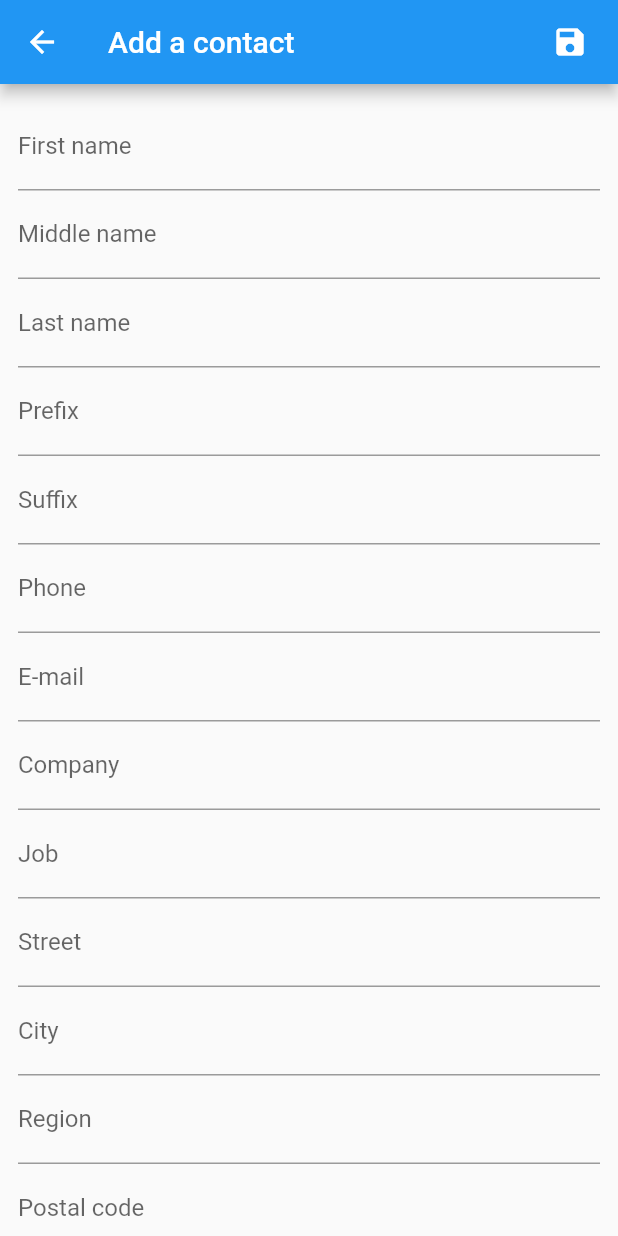
After one commit to fakhrymubarak/flutter-fundamental-features, a Flutter app: the AddContactPage screen opened directly, on a phone screen of 412 x 824 dp. The commit adds this screen. Run offline on Flutter 3.47's test engine with Material 2 defaults, Android fonts, the phone set to English and light mode, and no system bars; our stand-ins replace audioplayers, camera, contacts_service, flutter_local_notifications, flutter_screenutil, geolocator and 3 more; missing offline and left inert: flutter_sound, flutter_sound_platform_interface.

Commit message:
feat: contact access

```diff
--- a/lib/routes/routes.dart
+++ b/lib/routes/routes.dart
@@ -2,6 +2,7 @@ import 'package:get/get_navigation/src/routes/get_route.dart';
 import 'package:rpl_apps_flutter/routes/binding/camera_binding.dart';
 import 'package:rpl_apps_flutter/views/audio_page.dart';
 import 'package:rpl_apps_flutter/views/camera_page.dart';
+import 'package:rpl_apps_flutter/views/contact_page.dart';
 import 'package:rpl_apps_flutter/views/geo_locator_page.dart';
 import 'package:rpl_apps_flutter/views/home_page.dart';
 import 'package:rpl_apps_flutter/views/mic_page.dart';
@@ -27,6 +28,6 @@ class Routes {
           url: "https://filesamples.com/samples/audio/mp3/sample1.mp3"),
     ),
     GetPage(name: '/mic', page: () => const MicPage()),
-
+    GetPage(name: '/contact', page: () => const ContactListPage()),
   ];
 }
--- /dev/null
+++ b/lib/views/contact_page.dart
@@ -0,0 +1,459 @@
+import 'package:contacts_service/contacts_service.dart';
+import 'package:flutter/material.dart';
+import 'package:intl/intl.dart';
+
+class ContactListPage extends StatefulWidget {
+  const ContactListPage({Key? key}) : super(key: key);
+
+  @override
+  _ContactListPageState createState() => _ContactListPageState();
+}
+
+class _ContactListPageState extends State<ContactListPage> {
+  late List<Contact>? _contacts;
+
+  @override
+  void initState() {
+    refreshContacts();
+    super.initState();
+  }
+
+  Future<void> refreshContacts() async {
+    var contacts = (await ContactsService.getContacts(
+        withThumbnails: false, iOSLocalizedLabels: false));
+    setState(() {
+      _contacts = contacts;
+    });
+
+    for (final contact in contacts) {
+      ContactsService.getAvatar(contact).then((avatar) {
+        if (avatar == null) return;
+        setState(() => contact.avatar = avatar);
+      });
+    }
+  }
+
+  _openContactForm() async {
+    try {
+      var _ = await ContactsService.openContactForm(iOSLocalizedLabels: false);
+      refreshContacts();
+    } on FormOperationException catch (e) {
+      switch (e.errorCode) {
+        case FormOperationErrorCode.FORM_OPERATION_CANCELED:
+        case FormOperationErrorCode.FORM_COULD_NOT_BE_OPEN:
+        case FormOperationErrorCode.FORM_OPERATION_UNKNOWN_ERROR:
+        default:
+          print(e.errorCode);
+      }
+    }
+  }
+
+  @override
+  Widget build(BuildContext context) {
+    return Scaffold(
+      appBar: AppBar(
+        title: const Text(
+          'Contacts Plugin Example',
+        ),
+      ),
+      floatingActionButton: FloatingActionButton(
+        child: const Icon(Icons.add),
+        onPressed: _openContactForm,
+      ),
+      body: SafeArea(
+        child: _contacts == null
+            ? const Center(
+                child: CircularProgressIndicator(),
+              )
+            : ListView.builder(
+                itemCount: _contacts?.length ?? 0,
+                itemBuilder: (BuildContext context, int index) {
+                  Contact c = _contacts!.elementAt(index);
+                  return ListTile(
+                    onTap: () {
+                      Navigator.of(context).push(MaterialPageRoute(
+                          builder: (BuildContext context) => ContactDetailsPage(
+                                c,
+                                onContactDeviceSave:
+                                    contactOnDeviceHasBeenUpdated,
+                              )));
+                    },
+                    leading: (c.avatar != null && c.avatar!.isNotEmpty)
+                        ? CircleAvatar(backgroundImage: MemoryImage(c.avatar!))
+                        : CircleAvatar(child: Text(c.initials())),
+                    title: Text(c.displayName ?? ""),
+                  );
+                },
+              ),
+      ),
+    );
+  }
+
+  void contactOnDeviceHasBeenUpdated(Contact contact) {
+    setState(() {
+      var id = _contacts!.indexWhere((c) => c.identifier == contact.identifier);
+      _contacts![id] = contact;
+    });
+  }
+}
+
+class ContactDetailsPage extends StatelessWidget {
+  ContactDetailsPage(this._contact, {required this.onContactDeviceSave});
+
+  final Contact _contact;
+  final Function(Contact) onContactDeviceSave;
+
+  _openExistingContactOnDevice(BuildContext context) async {
+    try {
+      var contact = await ContactsService.openExistingContact(_contact,
+          iOSLocalizedLabels: false);
+      onContactDeviceSave(contact);
+      Navigator.of(context).pop();
+    } on FormOperationException catch (e) {
+      switch (e.errorCode) {
+        case FormOperationErrorCode.FORM_OPERATION_CANCELED:
+        case FormOperationErrorCode.FORM_COULD_NOT_BE_OPEN:
+        case FormOperationErrorCode.FORM_OPERATION_UNKNOWN_ERROR:
+        default:
+          print(e.toString());
+      }
+    }
+  }
+
+  @override
+  Widget build(BuildContext context) {
+    return Scaffold(
+      appBar: AppBar(
+        title: Text(_contact.displayName ?? ""),
+        actions: <Widget>[
+//          IconButton(
+//            icon: const Icon(Icons.share),
+//            onPressed: () => shareVCFCard(context, contact: _contact),
+//          ),
+          IconButton(
+            icon: const Icon(Icons.delete),
+            onPressed: () => ContactsService.deleteContact(_contact),
+          ),
+          IconButton(
+            icon: const Icon(Icons.update),
+            onPressed: () => Navigator.of(context).push(
+              MaterialPageRoute(
+                builder: (context) => UpdateContactsPage(
+                  contact: _contact,
+                ),
+              ),
+            ),
+          ),
+          IconButton(
+              icon: const Icon(Icons.edit),
+              onPressed: () => _openExistingContactOnDevice(context)),
+        ],
+      ),
+      body: SafeArea(
+        child: ListView(
+          children: <Widget>[
+            ListTile(
+              title: Text("Name"),
+              trailing: Text(_contact.givenName ?? ""),
+            ),
+            ListTile(
+              title: Text("Middle name"),
+              trailing: Text(_contact.middleName ?? ""),
+            ),
+            ListTile(
+              title: Text("Family name"),
+              trailing: Text(_contact.familyName ?? ""),
+            ),
+            ListTile(
+              title: Text("Prefix"),
+              trailing: Text(_contact.prefix ?? ""),
+            ),
+            ListTile(
+              title: Text("Suffix"),
+              trailing: Text(_contact.suffix ?? ""),
+            ),
+            ListTile(
+              title: Text("Birthday"),
+              trailing: Text(_contact.birthday != null
+                  ? DateFormat('dd-MM-yyyy').format(_contact.birthday!)
+                  : ""),
+            ),
+            ListTile(
+              title: Text("Company"),
+              trailing: Text(_contact.company ?? ""),
+            ),
+            ListTile(
+              title: Text("Job"),
+              trailing: Text(_contact.jobTitle ?? ""),
+            ),
+            ListTile(
+              title: Text("Account Type"),
+              trailing: Text((_contact.androidAccountType != null)
+                  ? _contact.androidAccountType.toString()
+                  : ""),
+            ),
+            ItemsTile("Phones", _contact.phones!),
+            ItemsTile("Emails", _contact.emails!)
+          ],
+        ),
+      ),
+    );
+  }
+}
+
+class ItemsTile extends StatelessWidget {
+  ItemsTile(this._title, this._items);
+
+  final List<Item> _items;
+  final String _title;
+
+  @override
+  Widget build(BuildContext context) {
+    return Column(
+      crossAxisAlignment: CrossAxisAlignment.start,
+      children: <Widget>[
+        ListTile(title: Text(_title)),
+        Column(
+          children: [
+            for (var i in _items)
+              Padding(
+                padding: const EdgeInsets.symmetric(horizontal: 16.0),
+                child: ListTile(
+                  title: Text(i.label ?? ""),
+                  trailing: Text(i.value ?? ""),
+                ),
+              ),
+          ],
+        ),
+      ],
+    );
+  }
+}
+
+class AddContactPage extends StatefulWidget {
+  @override
+  State<StatefulWidget> createState() => _AddContactPageState();
+}
+
+class _AddContactPageState extends State<AddContactPage> {
+  Contact contact = Contact();
+  PostalAddress address = PostalAddress(label: "Home");
+  final GlobalKey<FormState> _formKey = GlobalKey<FormState>();
+
+  @override
+  Widget build(BuildContext context) {
+    return Scaffold(
+      appBar: AppBar(
+        title: Text("Add a contact"),
+        actions: <Widget>[
+          TextButton(
+            onPressed: () {
+              _formKey.currentState?.save();
+              contact.postalAddresses = [address];
+              ContactsService.addContact(contact);
+              Navigator.of(context).pop();
+            },
+            child: const Icon(Icons.save, color: Colors.white),
+          )
+        ],
+      ),
+      body: Container(
+        padding: EdgeInsets.all(12.0),
+        child: Form(
+          key: _formKey,
+          child: ListView(
+            children: <Widget>[
+              TextFormField(
+                decoration: const InputDecoration(labelText: 'First name'),
+                onSaved: (v) => contact.givenName = v,
+              ),
+              TextFormField(
+                decoration: const InputDecoration(labelText: 'Middle name'),
+                onSaved: (v) => contact.middleName = v,
+              ),
+              TextFormField(
+                decoration: const InputDecoration(labelText: 'Last name'),
+                onSaved: (v) => contact.familyName = v,
+              ),
+              TextFormField(
+                decoration: const InputDecoration(labelText: 'Prefix'),
+                onSaved: (v) => contact.prefix = v,
+              ),
+              TextFormField(
+                decoration: const InputDecoration(labelText: 'Suffix'),
+                onSaved: (v) => contact.suffix = v,
+              ),
+              TextFormField(
+                decoration: const InputDecoration(labelText: 'Phone'),
+                onSaved: (v) =>
+                    contact.phones = [Item(label: "mobile", value: v)],
+                keyboardType: TextInputType.phone,
+              ),
+              TextFormField(
+                decoration: const InputDecoration(labelText: 'E-mail'),
+                onSaved: (v) =>
+                    contact.emails = [Item(label: "work", value: v)],
+                keyboardType: TextInputType.emailAddress,
+              ),
+              TextFormField(
+                decoration: const InputDecoration(labelText: 'Company'),
+                onSaved: (v) => contact.company = v,
+              ),
+              TextFormField(
+                decoration: const InputDecoration(labelText: 'Job'),
+                onSaved: (v) => contact.jobTitle = v,
+              ),
+              TextFormField(
+                decoration: const InputDecoration(labelText: 'Street'),
+                onSaved: (v) => address.street = v,
+              ),
+              TextFormField(
+                decoration: const InputDecoration(labelText: 'City'),
+                onSaved: (v) => address.city = v,
+              ),
+              TextFormField(
+                decoration: const InputDecoration(labelText: 'Region'),
+                onSaved: (v) => address.region = v,
+              ),
+              TextFormField(
+                decoration: const InputDecoration(labelText: 'Postal code'),
+                onSaved: (v) => address.postcode = v,
+              ),
+              TextFormField(
+                decoration: const InputDecoration(labelText: 'Country'),
+                onSaved: (v) => address.country = v,
+              ),
+            ],
+          ),
+        ),
+      ),
+    );
+  }
+}
+
+class UpdateContactsPage extends StatefulWidget {
+  UpdateContactsPage({required this.contact});
+
+  final Contact contact;
+
+  @override
+  _UpdateContactsPageState createState() => _UpdateContactsPageState();
+}
+
+class _UpdateContactsPageState extends State<UpdateContactsPage> {
+  late Contact contact;
+  PostalAddress address = PostalAddress(label: "Home");
+  final GlobalKey<FormState> _formKey = GlobalKey<FormState>();
+
+  @override
+  void initState() {
+    super.initState();
+    contact = widget.contact;
+  }
+
+  @override
+  Widget build(BuildContext context) {
+    return Scaffold(
+      appBar: AppBar(
+        title: Text("Update Contact"),
+        actions: <Widget>[
+          IconButton(
+            icon: Icon(
+              Icons.save,
+              color: Colors.white,
+            ),
+            onPressed: () async {
+              _formKey.currentState?.save();
+              contact.postalAddresses = [address];
+              await ContactsService.updateContact(contact);
+              Navigator.of(context).pushReplacement(
+                  MaterialPageRoute(builder: (context) => ContactListPage()));
+            },
+          ),
+        ],
+      ),
+      body: Container(
+        padding: EdgeInsets.all(12.0),
+        child: Form(
+          key: _formKey,
+          child: ListView(
+            children: <Widget>[
+              TextFormField(
+                initialValue: contact.givenName ?? "",
+                decoration: const InputDecoration(labelText: 'First name'),
+                onSaved: (v) => contact.givenName = v,
+              ),
+              TextFormField(
+                initialValue: contact.middleName ?? "",
+                decoration: const InputDecoration(labelText: 'Middle name'),
+                onSaved: (v) => contact.middleName = v,
+              ),
+              TextFormField(
+                initialValue: contact.familyName ?? "",
+                decoration: const InputDecoration(labelText: 'Last name'),
+                onSaved: (v) => contact.familyName = v,
+              ),
+              TextFormField(
+                initialValue: contact.prefix ?? "",
+                decoration: const InputDecoration(labelText: 'Prefix'),
+                onSaved: (v) => contact.prefix = v,
+              ),
+              TextFormField(
+                initialValue: contact.suffix ?? "",
+                decoration: const InputDecoration(labelText: 'Suffix'),
+                onSaved: (v) => contact.suffix = v,
+              ),
+              TextFormField(
+                decoration: const InputDecoration(labelText: 'Phone'),
+                onSaved: (v) =>
+                    contact.phones = [Item(label: "mobile", value: v)],
+                keyboardType: TextInputType.phone,
+              ),
+              TextFormField(
+                decoration: const InputDecoration(labelText: 'E-mail'),
+                onSaved: (v) =>
+                    contact.emails = [Item(label: "work", value: v)],
+                keyboardType: TextInputType.emailAddress,
+              ),
+              TextFormField(
+                initialValue: contact.company ?? "",
+                decoration: const InputDecoration(labelText: 'Company'),
+                onSaved: (v) => contact.company = v,
+              ),
+              TextFormField(
+                initialValue: contact.jobTitle ?? "",
+                decoration: const InputDecoration(labelText: 'Job'),
+                onSaved: (v) => contact.jobTitle = v,
+              ),
+              TextFormField(
+                initialValue: address.street ?? "",
+                decoration: const InputDecoration(labelText: 'Street'),
+                onSaved: (v) => address.street = v,
+              ),
+              TextFormField(
+                initialValue: address.city ?? "",
+                decoration: const InputDecoration(labelText: 'City'),
+                onSaved: (v) => address.city = v,
+              ),
+              TextFormField(
+                initialValue: address.region ?? "",
+                decoration: const InputDecoration(labelText: 'Region'),
+                onSaved: (v) => address.region = v,
+              ),
+              TextFormField(
+                initialValue: address.postcode ?? "",
+                decoration: const InputDecoration(labelText: 'Postal code'),
+                onSaved: (v) => address.postcode = v,
+              ),
+              TextFormField(
+                initialValue: address.country ?? "",
+                decoration: const InputDecoration(labelText: 'Country'),
+                onSaved: (v) => address.country = v,
+              ),
+            ],
+          ),
+        ),
+      ),
+    );
+  }
+}
--- a/lib/views/geo_locator_page.dart
+++ b/lib/views/geo_locator_page.dart
@@ -22,16 +22,12 @@ class _GeoLocatorPageState extends State<GeoLocatorPage> {
         child: Center(
           child: Obx(
             () => _controller.geoLocatorValue.value.latitude == null
-                ? _loadingWidgets()
+                ? const CircularProgressIndicator()
                 : _successWidgets(_controller.geoLocatorValue.value),
           ),
         ),
       ),
     );
-  }
-
-  _loadingWidgets() {
-    return const Text("Loading . . .");
   }
 
   _successWidgets(GeoLocator value) {
--- a/pubspec.yaml
+++ b/pubspec.yaml
@@ -58,6 +58,8 @@ dev_dependencies:
   http: ^0.13.3
   flutter_sound: ^8.4.2
   permission_handler: ^8.3.0
+  contacts_service: ^0.6.3
+  intl: ^0.17.0
 # For information on the generic Dart part of this file, see the
 # following page: https://dart.dev/tools/pub/pubspec
 
```
Also changed, not shown: lib/views/home_page.dart (+35 -1 lines), pubspec.lock, 1 other file.
